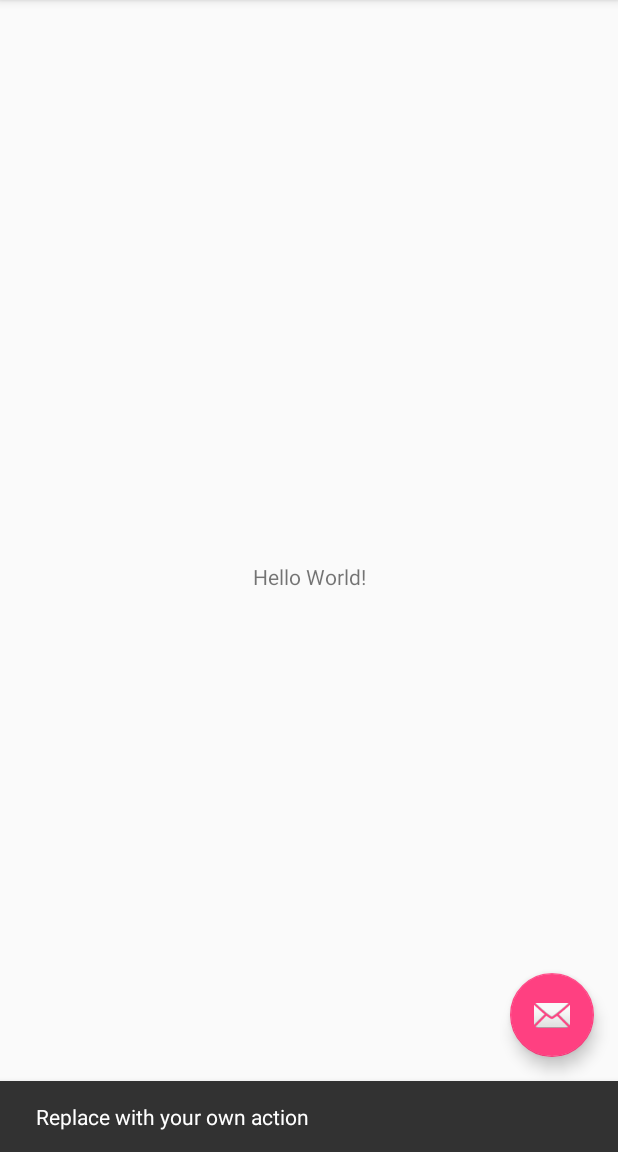
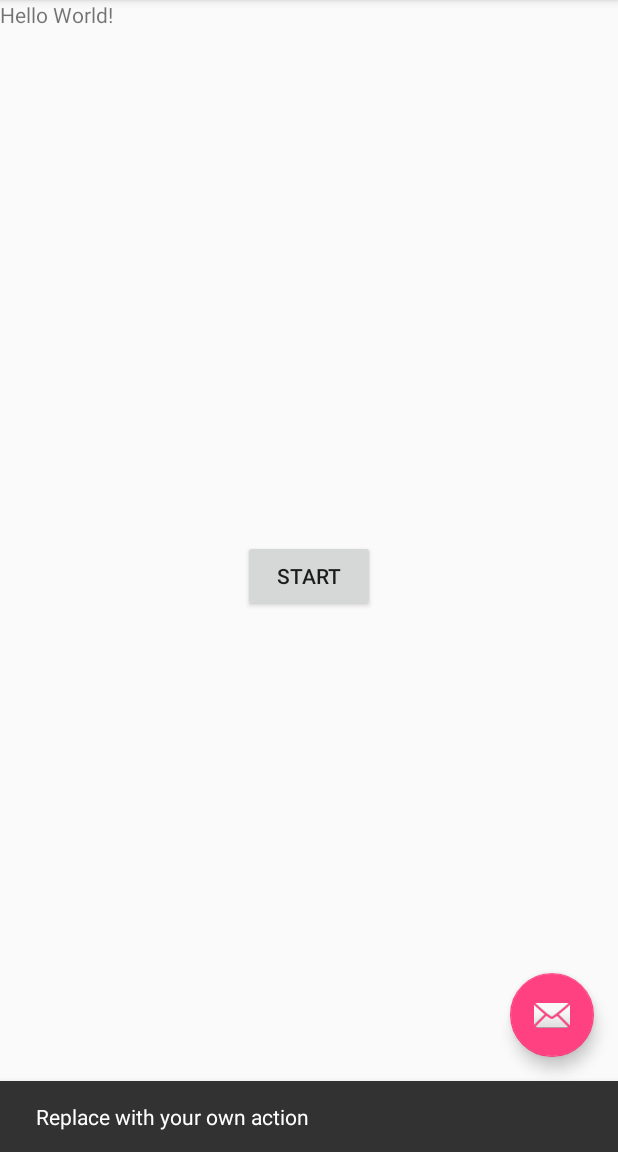
Before and after one commit to eliashomsi/Shopify-Mobile-Development-Problem, an Android app: the screen it shows after launch (MainActivity), after a tap on an icon or button, on a phone screen of 412 x 824 dp, the part 84-1236 px from its top. Run offline under Robolectric (Android 15) with nearby library versions, the phone set to English and light mode, and no system bars.

Commit message:
final and working

```diff
--- a/app/build.gradle
+++ b/app/build.gradle
@@ -28,4 +28,6 @@ dependencies {
     compile 'com.android.support.constraint:constraint-layout:1.0.2'
     compile 'com.android.support:design:26.+'
     testCompile 'junit:junit:4.12'
+
+    compile 'com.squareup.okhttp3:okhttp:3.9.0'
 }
--- a/app/src/main/AndroidManifest.xml
+++ b/app/src/main/AndroidManifest.xml
@@ -2,6 +2,7 @@
 <manifest xmlns:android="http://schemas.android.com/apk/res/android"
     package="com.example.ealhom.shopifymobileproblem" >
 
+    <uses-permission android:name="android.permission.INTERNET" />
     <application
         android:allowBackup="true"
         android:icon="@mipmap/ic_launcher"
--- a/app/src/main/res/layout/activity_main.xml
+++ b/app/src/main/res/layout/activity_main.xml
@@ -21,8 +21,6 @@
 
     </android.support.design.widget.AppBarLayout>
 
-    <include layout="@layout/content_main"/>
-
     <android.support.design.widget.FloatingActionButton
         android:id="@+id/fab"
         android:layout_width="wrap_content"
@@ -31,4 +29,17 @@
         android:layout_margin="@dimen/fab_margin"
         app:srcCompat="@android:drawable/ic_dialog_email" />
 
+
+    <include
+        android:id="@+id/include"
+        layout="@layout/content_main" />
+
+    <Button
+        android:id="@+id/button2"
+        android:layout_width="wrap_content"
+        android:layout_height="wrap_content"
+        android:layout_gravity="center_vertical|center_horizontal"
+        android:text="Start"
+        app:layout_anchor="@+id/include"
+        app:layout_anchorGravity="center_vertical|center_horizontal" />
 </android.support.design.widget.CoordinatorLayout>
--- a/app/src/main/res/layout/content_main.xml
+++ b/app/src/main/res/layout/content_main.xml
@@ -10,12 +10,15 @@
     tools:context="com.example.ealhom.shopifymobileproblem.MainActivity">
 
     <TextView
-        android:layout_width="wrap_content"
-        android:layout_height="wrap_content"
+        android:layout_width="386dp"
+        android:layout_height="512dp"
+        android:id="@+id/output_application"
         android:text="Hello World!"
         app:layout_constraintBottom_toBottomOf="parent"
         app:layout_constraintLeft_toLeftOf="parent"
         app:layout_constraintRight_toRightOf="parent"
-        app:layout_constraintTop_toTopOf="parent" />
+        app:layout_constraintTop_toTopOf="parent"
+        app:layout_constraintHorizontal_bias="0.006"
+        app:layout_constraintVertical_bias="0.0" />
 
 </android.support.constraint.ConstraintLayout>
--- a/app/src/main/res/menu/menu_main.xml
+++ b/app/src/main/res/menu/menu_main.xml
@@ -2,8 +2,8 @@
     xmlns:app="http://schemas.android.com/apk/res-auto"
     xmlns:tools="http://schemas.android.com/tools"
     tools:context="com.example.ealhom.shopifymobileproblem.MainActivity" >
-    <item android:id="@+id/action_settings"
-        android:title="@string/action_settings"
+    <item android:id="@+id/start_application"
+        android:title="start application"
         android:orderInCategory="100"
         app:showAsAction="never" />
 </menu>
```
Also changed, not shown: app/src/main/java/com/example/ealhom/shopifymobileproblem/MainActivity.java (+95 -4 lines), 3 other files.
